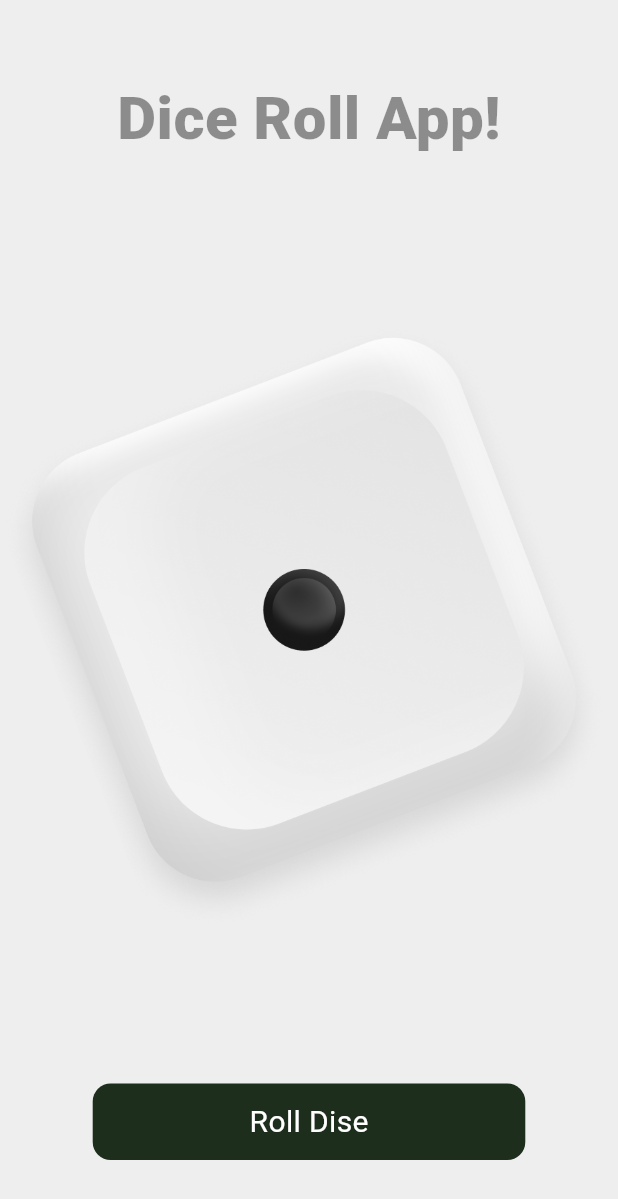
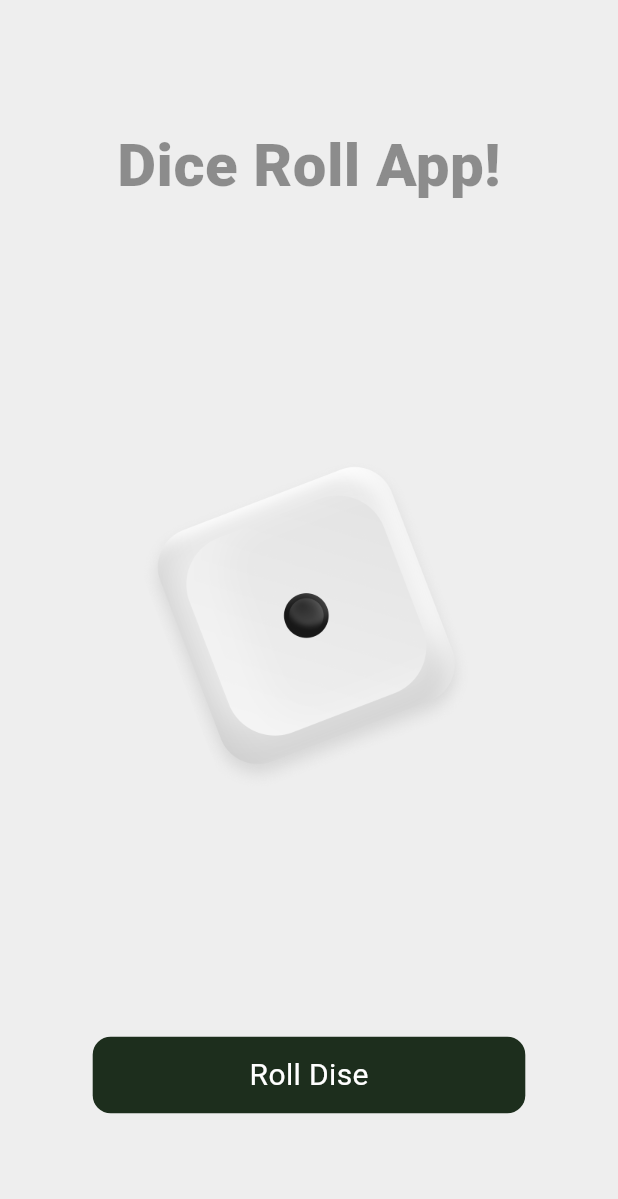
Before and after one commit to kethusha/dice_roll_app, a Flutter app: the screen it shows after launch, on a phone screen of 412 x 824 dp. Shown: the top 1199 px of the screen. Run offline on Flutter 3.47's test engine with Material 3 defaults, Android fonts, the phone set to English and light mode, and no system bars.

Commit message:
dice roll app is almost cpmpleted

```diff
--- a/dice_roll_application/lib/main.dart
+++ b/dice_roll_application/lib/main.dart
@@ -1,14 +1,23 @@
 import 'package:flutter/material.dart';
+import 'dart:math';
 
 void main(){
 
   runApp(MaterialApp(
     home:DiceRollApp(),
   ));
+}
 
-}class DiceRollApp extends StatelessWidget {
+
+class DiceRollApp extends StatefulWidget {
   const DiceRollApp({super.key});
 
+  @override
+  State<DiceRollApp> createState() => _DiceRollAppState();
+}
+
+class _DiceRollAppState extends State<DiceRollApp> {
+  String path='assets/images/dice-1.png';
   @override
   Widget build(BuildContext context) {
     return  Scaffold(
@@ -27,8 +36,14 @@ void main(){
               fontWeight: FontWeight.w800,
               color: Colors.black.withOpacity(0.41)
               ),),
-              Image.asset('assets/images/dice-1.png'),
-              Container(
+              Image.asset(
+                path,
+                height: 225,
+                width: 225,
+              ),
+              GestureDetector(
+                onTap: printRandNum,
+                child: Container(
                   height: 51,
                   width: MediaQuery.of(context).size.width*0.7,
                   decoration: BoxDecoration(
@@ -44,10 +59,23 @@ void main(){
 
 
                 ),
+              ),
           ],
         ),
       ),
       );
 
   }
+
+  void printRandNum(){
+    int randNumber = Random().nextInt(6)+1;
+    print('the image path is $path');
+    //print('the image path is assets/images/dice-$randNumber.png');
+    //print('Dice is showing $randNumber');
+    String name="jude";
+    print('the name $name');
+    setState(() {
+      path='assets/images/dice-$randNumber.png';
+    });
   }
+}
```
Lines whose indentation alone changed are shown as unchanged.
